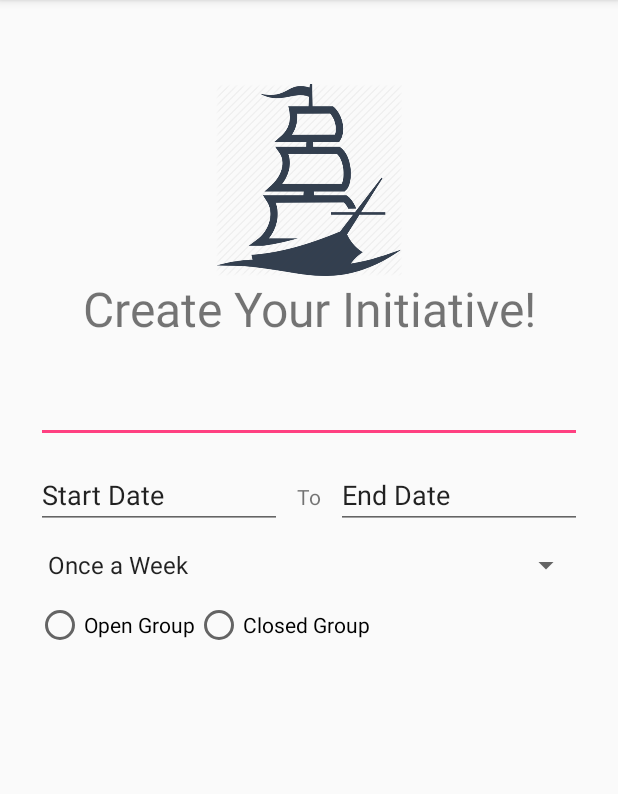
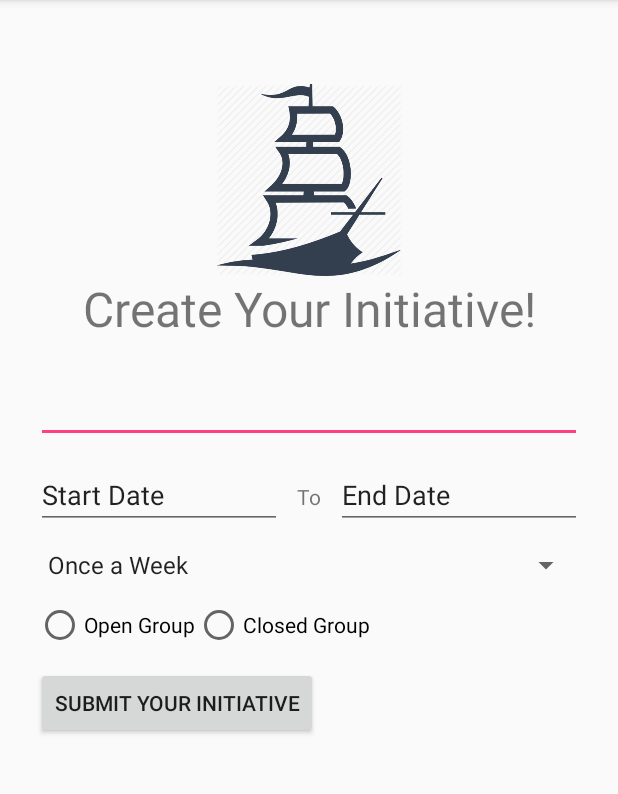
Before and after one commit to laronson/fellowship, an Android app: the CreateInitiativeActivity screen opened directly, with no data from a screen before it, on a phone screen of 412 x 824 dp, the part 84-878 px from its top. Run offline under Robolectric (Android 15) with nearby library versions, the phone set to English and light mode, and no system bars; our stand-ins replace ButterKnife, Firebase (no records; nobody signed in at launch, a user with empty details on screens opened directly).

Commit message:
Submit button for create initiative

```diff
--- a/app/src/main/java/com/teamawesome/fellowship/CreateInitiativeActivity.java
+++ b/app/src/main/java/com/teamawesome/fellowship/CreateInitiativeActivity.java
@@ -12,6 +12,9 @@ import butterknife.ButterKnife;
 import android.view.View;
 import android.widget.EditText;
 
+import com.google.firebase.auth.FirebaseAuth;
+import com.google.firebase.firestore.FirebaseFirestore;
+
 import java.text.SimpleDateFormat;
 import java.util.Calendar;
 import java.util.Locale;
@@ -20,6 +23,9 @@ import butterknife.BindView;
 import butterknife.ButterKnife;
 
 public class CreateInitiativeActivity extends AppCompatActivity {
+    private FirebaseAuth mAuth;
+    private FirebaseFirestore fireStore = FirebaseFirestore.getInstance();
+    private static final String TAG = "EmailPassword";
 
     @BindView(R.id.input_initiativeTitle) EditText _initiativeTitle;
     @BindView(R.id.startDate) EditText _startDate;
@@ -30,6 +36,7 @@ public class CreateInitiativeActivity extends AppCompatActivity {
         super.onCreate(savedInstanceState);
         setContentView(R.layout.activity_create_initiative);
         ButterKnife.bind(this);
+        mAuth = FirebaseAuth.getInstance();
 
         _initiativeTitle.setOnFocusChangeListener(new TextFocusChangeListener(getString(R.string.title_instruction), _initiativeTitle));
     }
@@ -44,4 +51,7 @@ public class CreateInitiativeActivity extends AppCompatActivity {
         newFragment.show(getSupportFragmentManager(), "datePicker2");
     }
 
+    public void onSubmit(View v) {
+
+    }
 }
--- a/app/src/main/res/layout/activity_create_initiative.xml
+++ b/app/src/main/res/layout/activity_create_initiative.xml
@@ -105,7 +105,13 @@
                 android:text="@string/closed_group"/>
         </RadioGroup>
 
-
+        <Button
+            android:id="@+id/submit_initiative"
+            android:layout_width="wrap_content"
+            android:layout_height="wrap_content"
+            android:text="@string/submit_initiative"
+            android:onClick="onSubmit"
+        />
 
     </LinearLayout>
 
--- a/app/src/main/res/values/strings.xml
+++ b/app/src/main/res/values/strings.xml
@@ -19,4 +19,6 @@
 
     <string name="open_group">Open Group</string>
     <string name="closed_group">Closed Group</string>
+
+    <string name="submit_initiative">Submit Your Initiative</string>
 </resources>
```
